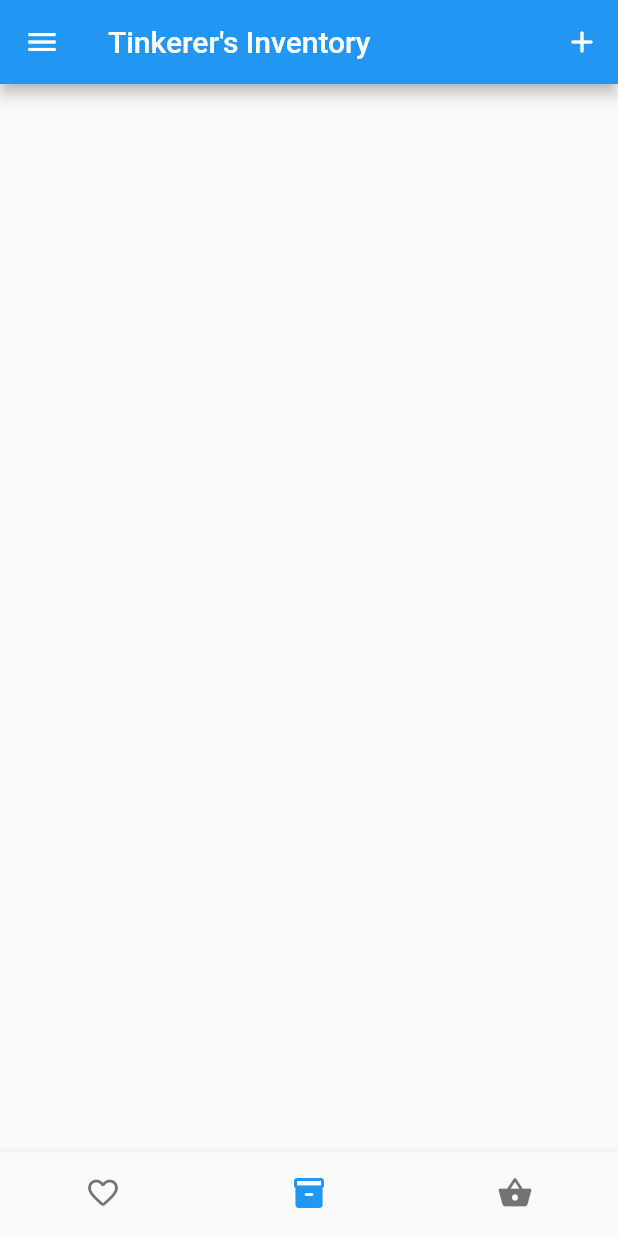
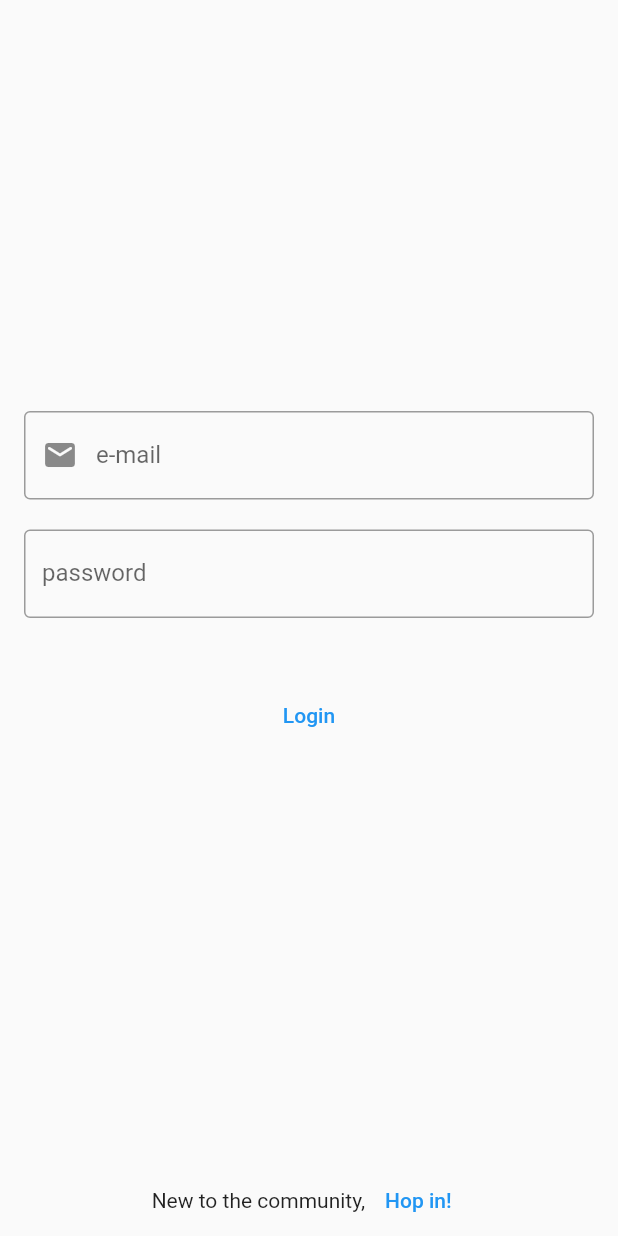
Before and after one commit to Vaibhav-Ramola/tinkerers_lab_hackathon, a Flutter app: the screen it shows after launch, on a phone screen of 412 x 824 dp. Run offline on Flutter 3.47's test engine with Material 2 defaults, Android fonts, the phone set to English and light mode, and no system bars; our stand-ins replace firebase_auth, firebase_core, like_button; accounts and stored records are empty.

Commit message:
finished login and signup with front and back

```diff
--- a/lib/main.dart
+++ b/lib/main.dart
@@ -1,10 +1,14 @@
+import 'package:firebase_core/firebase_core.dart';
 import 'package:flutter/material.dart';
 import 'package:provider/provider.dart';
 import 'package:tinkerlab_app/providers/item_provider.dart';
 import 'package:tinkerlab_app/screens/add_new_item_screen.dart';
+import 'package:tinkerlab_app/screens/auth_screen.dart';
 import 'package:tinkerlab_app/screens/home_screen.dart';
 
-void main() {
+void main() async {
+  WidgetsFlutterBinding.ensureInitialized();
+  await Firebase.initializeApp();
   runApp(const MyApp());
 }
 
@@ -24,9 +28,11 @@ class MyApp extends StatelessWidget {
         theme: ThemeData(
           primarySwatch: Colors.blue,
         ),
-        home: const HomeScreen(),
+        home: const AuthScreen(),
         routes: {
+          "home_screen": (context) => const HomeScreen(),
           "add_new_item": (context) => const AddNewItemScreen(),
+          "auth_screen": (context) => const AuthScreen(),
         },
       ),
     );
--- /dev/null
+++ b/lib/models/user_model.dart
@@ -0,0 +1,8 @@
+class User {
+  String email;
+  String password;
+  User({
+    required this.email,
+    required this.password,
+  });
+}
--- /dev/null
+++ b/lib/screens/auth_screen.dart
@@ -0,0 +1,174 @@
+import 'package:firebase_auth/firebase_auth.dart';
+import 'package:flutter/material.dart';
+import 'package:tinkerlab_app/screens/home_screen.dart';
+
+class AuthScreen extends StatefulWidget {
+  const AuthScreen({Key? key}) : super(key: key);
+
+  @override
+  State<AuthScreen> createState() => _AuthScreenState();
+}
+
+class _AuthScreenState extends State<AuthScreen> {
+  final _formKey = GlobalKey<FormState>();
+  final auth = FirebaseAuth.instance;
+  final _passwordController = TextEditingController();
+  final _confPasswordController = TextEditingController();
+  final _emailController = TextEditingController();
+  bool _confirmPassword = false;
+  String? email;
+  String? password;
+  @override
+  Widget build(BuildContext context) {
+    return Scaffold(
+      body: StreamBuilder(
+          stream: FirebaseAuth.instance.authStateChanges(),
+          builder: (context, snapshot) {
+            if (snapshot.hasData) {
+              return const HomeScreen();
+            }
+            return Container(
+              width: double.infinity,
+              height: double.infinity,
+              alignment: Alignment.center,
+              padding: const EdgeInsets.symmetric(horizontal: 16),
+              // color: Colors.amber,
+              child: Center(
+                child: Form(
+                  key: _formKey,
+                  child: Column(
+                    // mainAxisSize: MainAxisSize.min,
+                    children: [
+                      const Spacer(),
+                      TextFormField(
+                        controller: _emailController,
+                        validator: (value) {
+                          if (value == null || value.isEmpty) {
+                            return "Enter valid e-mail ID";
+                          }
+                          return null;
+                        },
+                        onSaved: (newValue) => email = newValue,
+                        decoration: const InputDecoration(
+                          prefixIcon: Icon(
+                            Icons.email_rounded,
+                          ),
+                          border: OutlineInputBorder(),
+                          label: Text("e-mail"),
+                        ),
+                      ),
+                      const SizedBox(
+                        height: 20,
+                      ),
+                      TextFormField(
+                        controller: _passwordController,
+                        validator: (value) {
+                          if (value == null || value.isEmpty) {
+                            return "password field is empty";
+                          }
+                          if (value.length < 7) {
+                            return "password length should be greated then 7 characters";
+                          }
+                          return null;
+                        },
+                        onSaved: (newValue) => password = newValue,
+                        obscureText: true,
+                        decoration: const InputDecoration(
+                          border: OutlineInputBorder(),
+                          label: Text("password"),
+                        ),
+                      ),
+                      if (_confirmPassword)
+                        const SizedBox(
+                          height: 20,
+                        ),
+                      if (_confirmPassword)
+                        TextFormField(
+                          controller: _confPasswordController,
+                          validator: (value) {
+                            if (value == null || value.isEmpty) {
+                              return "please confirm the password";
+                            }
+                            if (_passwordController.text !=
+                                _confPasswordController.text) {
+                              _passwordController.clear();
+                              _confPasswordController.clear();
+                              return "passwords do not match please re enter";
+                            }
+                            return null;
+                          },
+                          onSaved: (newValue) => email = newValue,
+                          obscureText: true,
+                          decoration: const InputDecoration(
+                            border: OutlineInputBorder(),
+                            label: Text("Confirm password"),
+                          ),
+                        ),
+                      const SizedBox(
+                        height: 40,
+                      ),
+                      SizedBox(
+                        width: double.infinity,
+                        height: 50,
+                        child: TextButton(
+                          onPressed: () {
+                            if (!_confirmPassword) {
+                              if (_formKey.currentState!.validate()) {
+                                _formKey.currentState!.save();
+                                auth.signInWithEmailAndPassword(
+                                  email: email!,
+                                  password: password!,
+                                );
+                              }
+                            } else {
+                              if (_formKey.currentState!.validate()) {
+                                _formKey.currentState!.save();
+                                auth.createUserWithEmailAndPassword(
+                                  email: _emailController.text,
+                                  password: _passwordController.text,
+                                );
+                              }
+                            }
+                          },
+                          child: _confirmPassword
+                              ? const Text("Sign up")
+                              : const Text("Login"),
+                        ),
+                      ),
+                      const Spacer(),
+                      Row(
+                        // mainAxisAlignment: MainAxisAlignment.spaceEvenly,
+                        children: [
+                          const Spacer(),
+                          if (!_confirmPassword)
+                            const Text("New to the community, "),
+                          if (!_confirmPassword)
+                            TextButton(
+                              onPressed: () {
+                                setState(() {
+                                  _confirmPassword = !_confirmPassword;
+                                });
+                              },
+                              child: const Text("Hop in!"),
+                            ),
+                          if (_confirmPassword)
+                            TextButton(
+                              onPressed: () {
+                                setState(() {
+                                  _confirmPassword = !_confirmPassword;
+                                });
+                              },
+                              child: const Text("Login"),
+                            ),
+                          const Spacer(),
+                        ],
+                      )
+                    ],
+                  ),
+                ),
+              ),
+            );
+          }),
+    );
+  }
+}
--- a/lib/screens/categories_screen.dart
+++ b/lib/screens/categories_screen.dart
@@ -1,3 +1,4 @@
+import 'package:firebase_auth/firebase_auth.dart';
 import 'package:flutter/material.dart';
 import 'package:flutter/rendering.dart';
 import 'package:like_button/like_button.dart';
@@ -14,6 +15,7 @@ class CategoriesScreen extends StatefulWidget {
 
 class _CategoriesScreenState extends State<CategoriesScreen> {
   bool isLiked = false;
+  final auth = FirebaseAuth.instance;
   @override
   Widget build(BuildContext context) {
     final inventoryItemsList =
@@ -77,8 +79,10 @@ class _CategoriesScreenState extends State<CategoriesScreen> {
               onTap: () {},
             ),
             ListTile(
-              title: Text("logout"),
-              onTap: () {},
+              title: const Text("logout"),
+              onTap: () {
+                auth.signOut();
+              },
             )
           ],
         ),
@@ -87,8 +91,8 @@ class _CategoriesScreenState extends State<CategoriesScreen> {
           future:
               Provider.of<ItemProvider>(context).fetchAndSetInventoryItems(),
           builder: (context, snapshot) {
-            if (snapshot.connectionState == ConnectionState.waiting ||
-                snapshot.connectionState == ConnectionState.none) {
+            print(snapshot);
+            if (!snapshot.hasData) {
               return const SizedBox(
                 height: double.infinity,
                 width: double.infinity,
--- a/lib/screens/home_screen.dart
+++ b/lib/screens/home_screen.dart
@@ -1,7 +1,10 @@
+import 'package:firebase_auth/firebase_auth.dart';
+import 'package:firebase_core/firebase_core.dart';
 import 'package:flutter/material.dart';
 import 'package:like_button/like_button.dart';
 import 'package:provider/provider.dart';
 import 'package:tinkerlab_app/providers/item_provider.dart';
+import 'package:tinkerlab_app/screens/auth_screen.dart';
 import 'package:tinkerlab_app/screens/categories_screen.dart';
 import 'package:tinkerlab_app/screens/favourites_screen.dart';
 import 'package:tinkerlab_app/screens/purchase_screen.dart';
@@ -24,7 +27,7 @@ class _HomeScreenState extends State<HomeScreen> {
   @override
   Widget build(BuildContext context) {
     return Scaffold(
-      body: screens[screenIndex],
+      body: screens[screenIndex], //screens[screenIndex],
       bottomNavigationBar: BottomNavigationBar(
         onTap: ((value) {
           setState(() {
--- a/pubspec.yaml
+++ b/pubspec.yaml
@@ -38,6 +38,8 @@ dependencies:
   http: ^0.13.4
   google_fonts: ^3.0.1
   like_button: ^2.0.4
+  firebase_core: ^1.19.2
+  firebase_auth: ^3.4.2
 
 dev_dependencies:
   flutter_test:
```
Also changed, not shown: lib/providers/item_provider.dart (+27 -16 lines), lib/widgets/inventory_tile_widget.dart (+17 -11 lines), pubspec.lock, 5 other files.
